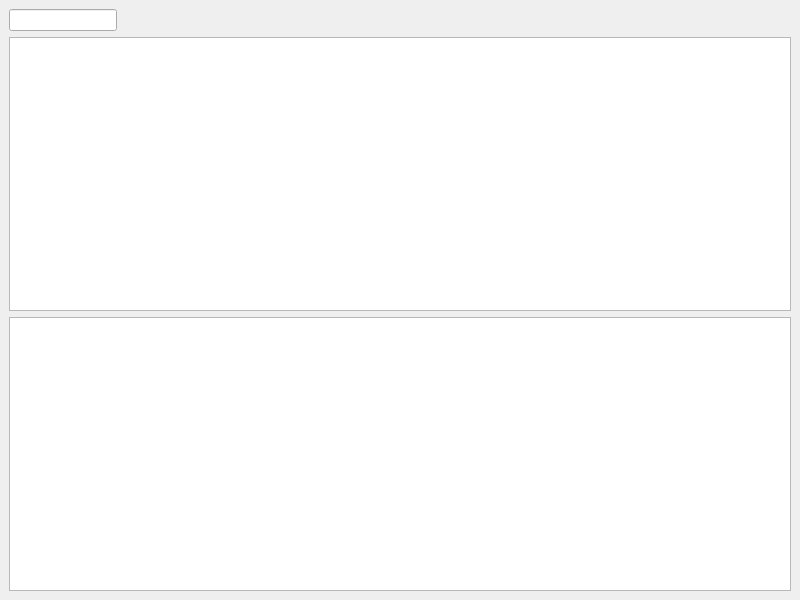
First picture: the form in mainwindow.ui, repository learniuH/Qt, before the edit.
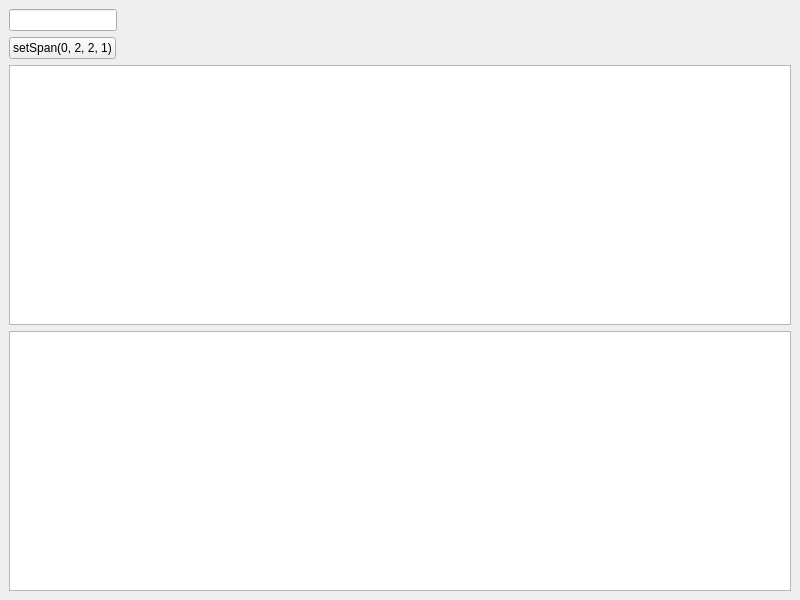
Second picture: the form after the edit. Custom widgets are drawn as their Qt base class.

```diff
--- a/mainwindow.ui
+++ b/mainwindow.ui
@@ -18,6 +18,13 @@
     <item alignment="Qt::AlignLeft">
      <widget class="QLineEdit" name="protoSizeLine"/>
     </item>
+    <item alignment="Qt::AlignLeft">
+     <widget class="QPushButton" name="spanButton">
+      <property name="text">
+       <string>setSpan(0, 2, 2, 1)</string>
+      </property>
+     </widget>
+    </item>
     <item>
      <widget class="QTableView" name="tableView"/>
     </item>
```
